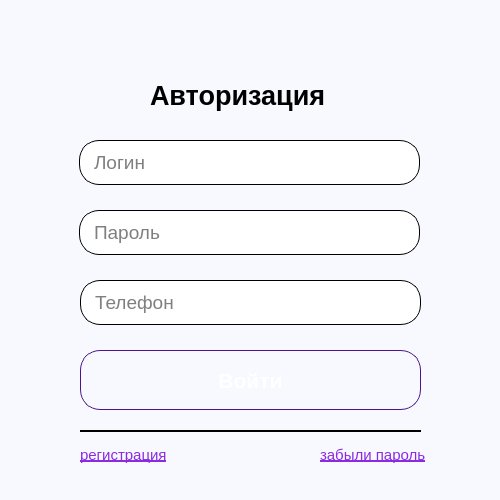
This is ClientSocialNetwork/AuthWindow.ui in 1pavesh1/QtSocialNetwork as Qt 5 draws it before an edit. The edited form follows.
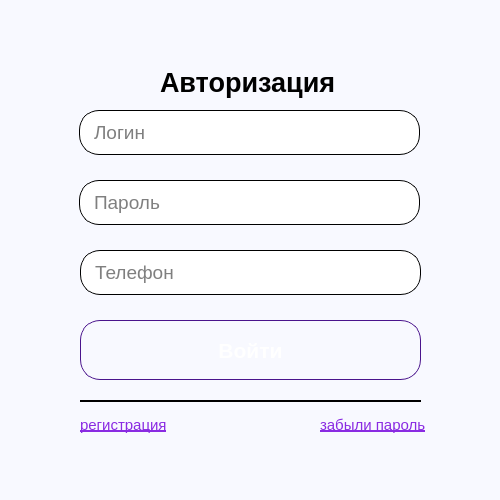
This is the edited form. Icons and pictures are not drawn.

Diff of the .ui file:
```diff
--- a/ClientSocialNetwork/AuthWindow.ui
+++ b/ClientSocialNetwork/AuthWindow.ui
@@ -36,7 +36,7 @@
    <property name="geometry">
     <rect>
      <x>80</x>
-     <y>430</y>
+     <y>400</y>
      <width>341</width>
      <height>2</height>
     </rect>
@@ -55,7 +55,7 @@
    <property name="geometry">
     <rect>
      <x>79</x>
-     <y>140</y>
+     <y>110</y>
      <width>341</width>
      <height>45</height>
     </rect>
@@ -93,10 +93,10 @@
   <widget class="QLabel" name="authLabel">
    <property name="geometry">
     <rect>
-     <x>150</x>
-     <y>70</y>
+     <x>160</x>
+     <y>60</y>
      <width>220</width>
-     <height>50</height>
+     <height>45</height>
     </rect>
    </property>
    <property name="font">
@@ -116,7 +116,7 @@
    <property name="geometry">
     <rect>
      <x>320</x>
-     <y>440</y>
+     <y>410</y>
      <width>131</width>
      <height>29</height>
     </rect>
@@ -150,7 +150,7 @@
    <property name="geometry">
     <rect>
      <x>80</x>
-     <y>350</y>
+     <y>320</y>
      <width>341</width>
      <height>60</height>
     </rect>
@@ -207,7 +207,7 @@
    <property name="geometry">
     <rect>
      <x>79</x>
-     <y>210</y>
+     <y>180</y>
      <width>341</width>
      <height>45</height>
     </rect>
@@ -245,7 +245,7 @@
    <property name="geometry">
     <rect>
      <x>370</x>
-     <y>215</y>
+     <y>185</y>
      <width>35</width>
      <height>35</height>
     </rect>
@@ -280,7 +280,7 @@
    <property name="geometry">
     <rect>
      <x>80</x>
-     <y>440</y>
+     <y>410</y>
      <width>111</width>
      <height>29</height>
     </rect>
@@ -314,7 +314,7 @@
    <property name="geometry">
     <rect>
      <x>370</x>
-     <y>215</y>
+     <y>185</y>
      <width>35</width>
      <height>35</height>
     </rect>
@@ -349,7 +349,7 @@
    <property name="geometry">
     <rect>
      <x>80</x>
-     <y>280</y>
+     <y>250</y>
      <width>341</width>
      <height>45</height>
     </rect>
```
